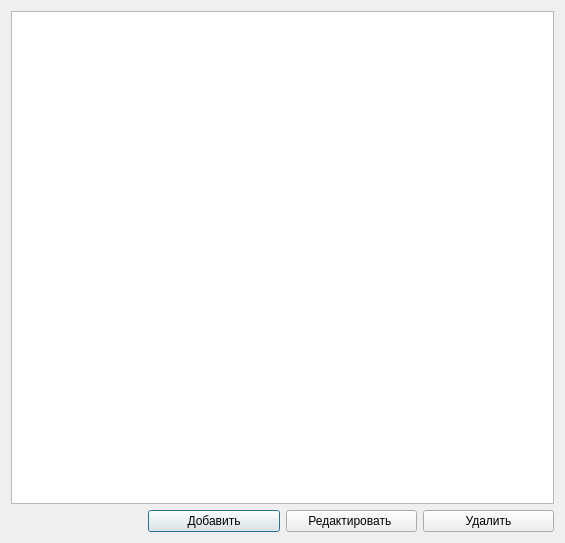
Old version of the form ARMInspectorGUI/dialog.ui in the repository sid1980/ARMInspector.
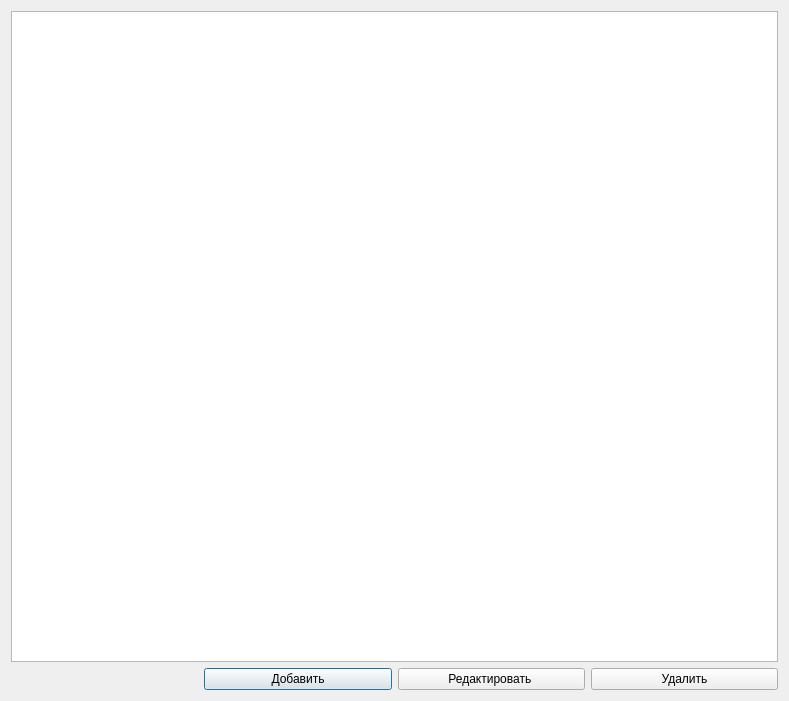
New version of the form.

Diff of the .ui file:
```diff
--- a/ARMInspectorGUI/dialog.ui
+++ b/ARMInspectorGUI/dialog.ui
@@ -6,8 +6,8 @@
    <rect>
     <x>0</x>
     <y>0</y>
-    <width>565</width>
-    <height>543</height>
+    <width>789</width>
+    <height>701</height>
    </rect>
   </property>
   <property name="windowTitle">
```
